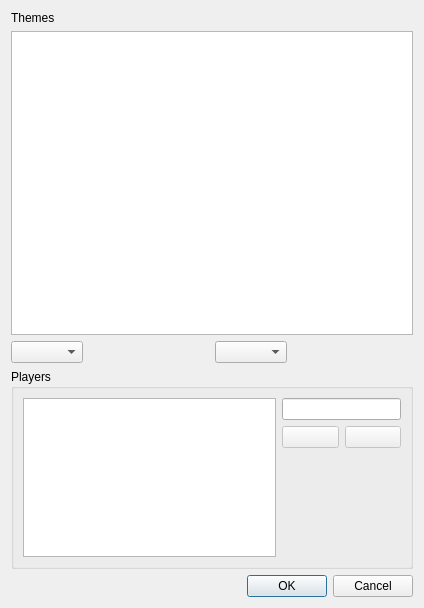
Above: src/newpairsdialog.ui from KDE/pairs before the change. Below: the same form after it.
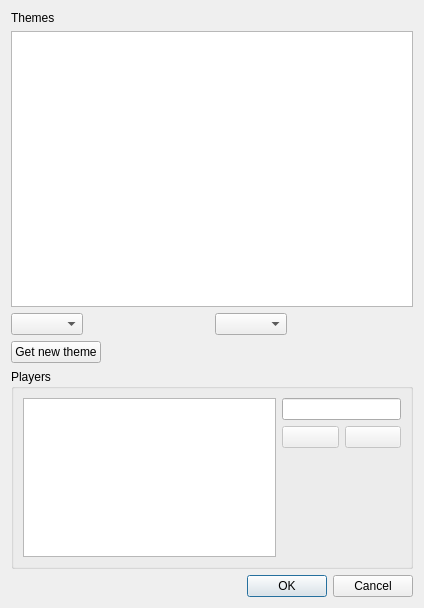
That is the form after the change. Custom widgets are drawn as their Qt base class.

Commit message: get new theme out of toolbar and in the new game  dialog

Patch:
```diff
--- a/src/newpairsdialog.ui
+++ b/src/newpairsdialog.ui
@@ -60,6 +60,30 @@
      </item>
     </layout>
    </item>
+   <item>
+    <layout class="QHBoxLayout" name="horizontalLayout_3">
+     <item>
+      <widget class="QPushButton" name="theme">
+       <property name="text">
+        <string>Get new theme</string>
+       </property>
+      </widget>
+     </item>
+     <item>
+      <spacer name="horizontalSpacer_3">
+       <property name="orientation">
+        <enum>Qt::Horizontal</enum>
+       </property>
+       <property name="sizeHint" stdset="0">
+        <size>
+         <width>40</width>
+         <height>20</height>
+        </size>
+       </property>
+      </spacer>
+     </item>
+    </layout>
+   </item>
    <item>
     <widget class="QGroupBox" name="groupBox">
      <property name="maximumSize">
```
The commit also changes 4 other files.
